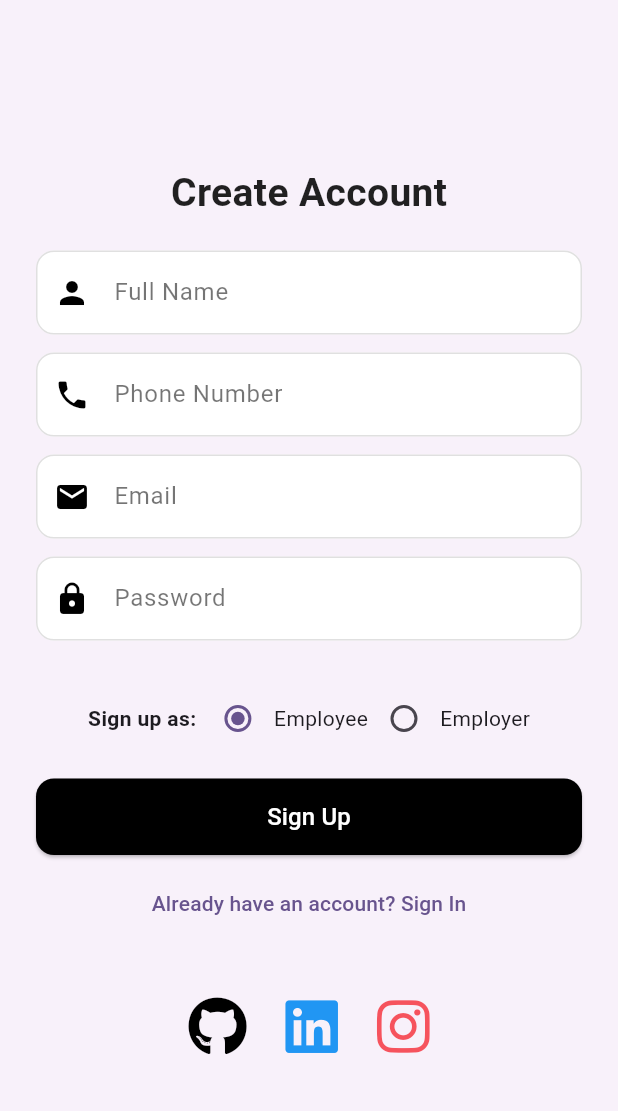
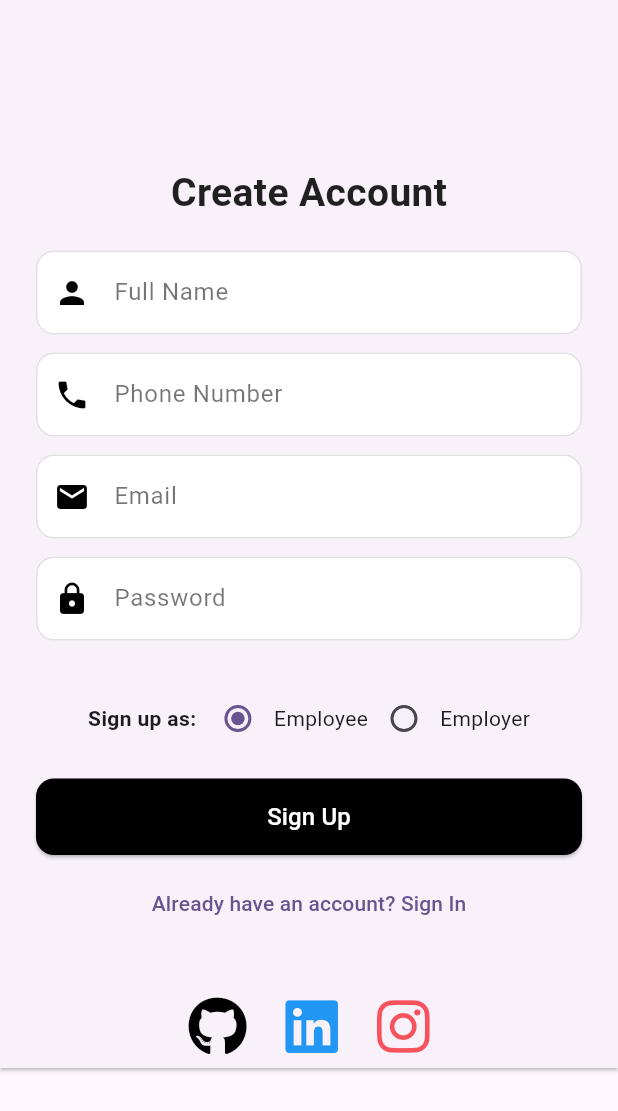
Before and after one commit to kvadah/Serategna, a Flutter app: the screen it shows after launch, on a phone screen of 412 x 824 dp. Shown: the top 1111 px of the screen. Run offline on Flutter 3.47's test engine with Material 3 defaults, Android fonts, the phone set to English and light mode, and no system bars; our stand-ins replace cloud_firestore, file_picker, firebase_auth, firebase_core, fluttertoast, font_awesome_flutter and 2 more; accounts and stored records are empty.

Commit message:
fix bottom over flow problem in sign up page

```diff
--- a/lib/signup.dart
+++ b/lib/signup.dart
@@ -61,9 +61,6 @@ class _SignUpPageState extends State<SignUpPage> {
   Widget build(BuildContext context) {
     return Scaffold(
       body: SingleChildScrollView(
-        child: SizedBox(
-          height:
-              MediaQuery.of(context).size.height, // Make Card take full height
         child: Card(
           shape: const RoundedRectangleBorder(
             borderRadius: BorderRadius.zero, // No rounded corners
@@ -153,8 +150,8 @@ class _SignUpPageState extends State<SignUpPage> {
                               color: Colors.white,
                             )
                           : const Text("Sign Up",
-                                style: TextStyle(
-                                    fontSize: 16, color: Colors.white)),
+                              style:
+                                  TextStyle(fontSize: 16, color: Colors.white)),
                     ),
                   ),
                   const SizedBox(height: 8),
@@ -206,7 +203,6 @@ class _SignUpPageState extends State<SignUpPage> {
           ),
         ),
       ),
-      ),
     );
   }
 
```
Lines whose indentation alone changed are shown as unchanged.
